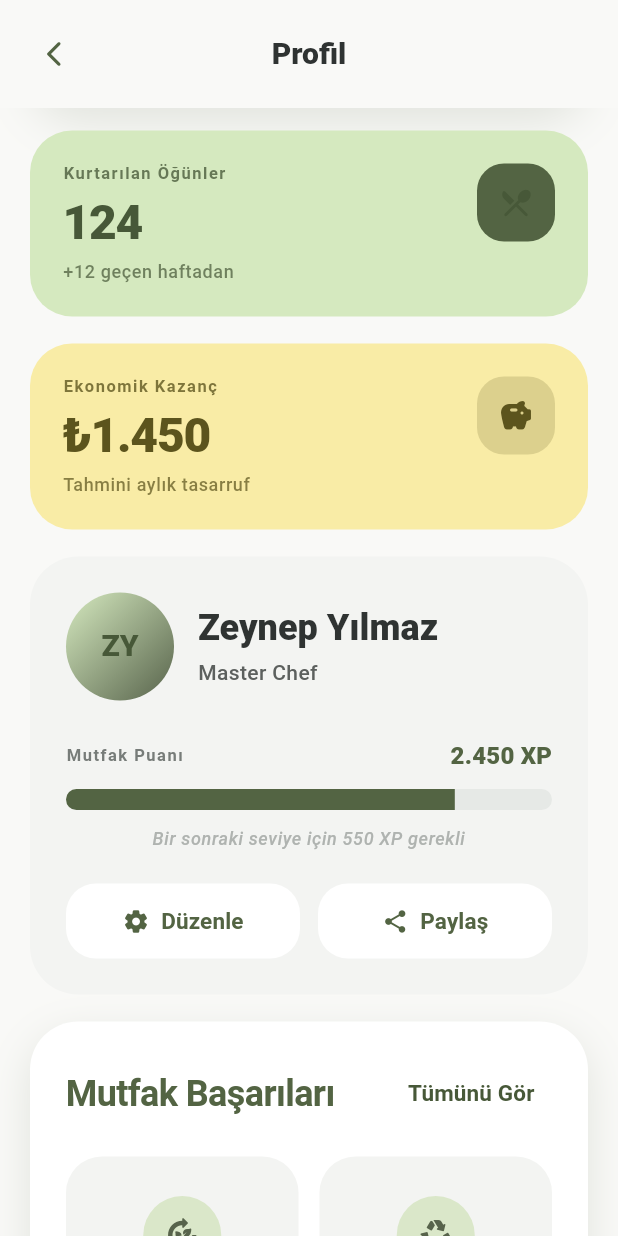
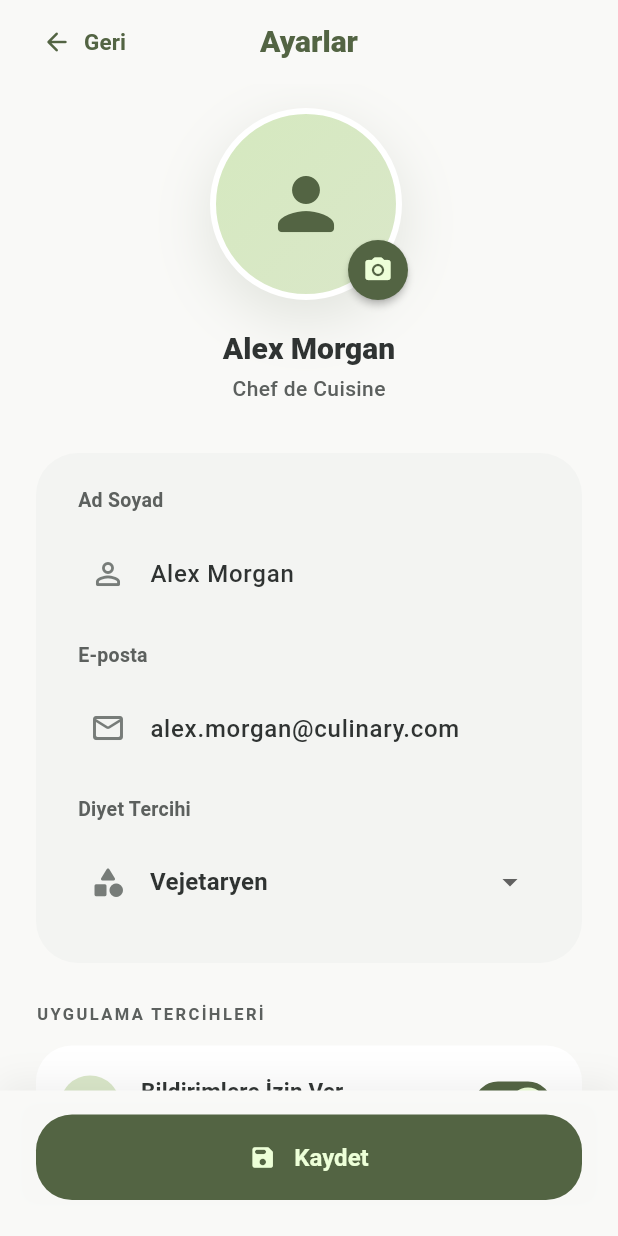
Before and after one commit to ElifKavurga/Mutfak-Asistanim, a Flutter app: the StatsProfileScreen screen opened by its route, scrolled down 576 dp, after a tap on "Düzenle", on a phone screen of 412 x 824 dp. Run offline on Flutter 3.47's test engine with Material 3 defaults, Android fonts, the phone set to English and light mode, and no system bars; our stand-ins replace camera, image_picker.

Commit message:
Profil yönetimi sayfası eklendi

```diff
--- a/mutfak_asistanim/lib/main.dart
+++ b/mutfak_asistanim/lib/main.dart
@@ -10,6 +10,7 @@ import 'screens/onboarding_screen.dart';
 import 'screens/plan_screen.dart';
 import 'screens/product_detail_screen.dart';
 import 'screens/recipe_detail_screen.dart';
+import 'screens/settings_screen.dart';
 import 'screens/shopping_list_screen.dart';
 import 'screens/splash_screen.dart';
 import 'screens/stats_profile_screen.dart';
@@ -41,6 +42,7 @@ class KitchenAssistantApp extends StatelessWidget {
         PlanScreen.routeName: (context) => const PlanScreen(),
         ProductDetailScreen.routeName: (context) => const ProductDetailScreen(),
         RecipeDetailScreen.routeName: (context) => const RecipeDetailScreen(),
+        SettingsScreen.routeName: (context) => const SettingsScreen(),
         ShoppingListScreen.routeName: (context) => const ShoppingListScreen(),
         StatsProfileScreen.routeName: (context) => const StatsProfileScreen(),
       },
--- /dev/null
+++ b/mutfak_asistanim/lib/screens/settings_screen.dart
@@ -0,0 +1,435 @@
+import 'package:flutter/material.dart';
+
+import '../theme/app_colors.dart';
+import '../widgets/category_dropdown.dart';
+import '../widgets/common_button.dart';
+import '../widgets/custom_input_field.dart';
+
+class SettingsScreen extends StatefulWidget {
+  const SettingsScreen({super.key});
+
+  static const String routeName = '/settings';
+
+  @override
+  State<SettingsScreen> createState() => _SettingsScreenState();
+}
+
+class _SettingsScreenState extends State<SettingsScreen> {
+  static const List<String> _dietOptions = [
+    'Hepçil',
+    'Vegan',
+    'Vejetaryen',
+    'Glutensiz',
+  ];
+
+  final TextEditingController _nameController = TextEditingController(
+    text: 'Alex Morgan',
+  );
+  final TextEditingController _emailController = TextEditingController(
+    text: 'alex.morgan@culinary.com',
+  );
+
+  String _selectedDiet = 'Vejetaryen';
+  bool _notificationsEnabled = true;
+  bool _darkModeEnabled = false;
+  bool _sustainabilityTipsEnabled = true;
+
+  @override
+  void dispose() {
+    _nameController.dispose();
+    _emailController.dispose();
+    super.dispose();
+  }
+
+  @override
+  Widget build(BuildContext context) {
+    final textTheme = Theme.of(context).textTheme;
+
+    return Scaffold(
+      backgroundColor: AppColors.background,
+      appBar: AppBar(
+        backgroundColor: AppColors.background,
+        surfaceTintColor: Colors.transparent,
+        automaticallyImplyLeading: false,
+        leadingWidth: 104,
+        leading: Padding(
+          padding: const EdgeInsets.only(left: 8),
+          child: TextButton.icon(
+            onPressed: () => Navigator.of(context).pop(),
+            icon: const Icon(Icons.arrow_back_rounded, size: 20),
+            label: Text(
+              'Geri',
+              style: textTheme.labelLarge?.copyWith(
+                color: AppColors.primary,
+                fontWeight: FontWeight.w700,
+              ),
+            ),
+            style: TextButton.styleFrom(
+              foregroundColor: AppColors.primary,
+              padding: const EdgeInsets.symmetric(horizontal: 10, vertical: 8),
+              shape: RoundedRectangleBorder(
+                borderRadius: BorderRadius.circular(999),
+              ),
+            ),
+          ),
+        ),
+        centerTitle: true,
+        title: Text(
+          'Ayarlar',
+          style: textTheme.titleLarge?.copyWith(
+            color: AppColors.primary,
+            fontWeight: FontWeight.w800,
+          ),
+        ),
+      ),
+      body: SafeArea(
+        child: LayoutBuilder(
+          builder: (context, viewport) {
+            final contentWidth = viewport.maxWidth > 760
+                ? 760.0
+                : viewport.maxWidth;
+
+            return Align(
+              alignment: Alignment.topCenter,
+              child: SizedBox(
+                width: contentWidth,
+                child: ListView(
+                  padding: const EdgeInsets.fromLTRB(24, 16, 24, 140),
+                  children: [
+                    const _ProfileHeader(),
+                    const SizedBox(height: 32),
+                    Container(
+                      padding: const EdgeInsets.all(24),
+                      decoration: BoxDecoration(
+                        color: AppColors.surfaceContainerLow,
+                        borderRadius: BorderRadius.circular(28),
+                      ),
+                      child: LayoutBuilder(
+                        builder: (context, constraints) {
+                          final isWide = constraints.maxWidth >= 560;
+
+                          return Column(
+                            children: [
+                              if (isWide)
+                                Row(
+                                  crossAxisAlignment: CrossAxisAlignment.start,
+                                  children: [
+                                    Expanded(
+                                      child: CustomInputField(
+                                        label: 'Ad Soyad',
+                                        hintText: 'Ad Soyad',
+                                        prefixIcon:
+                                            Icons.person_outline_rounded,
+                                        controller: _nameController,
+                                      ),
+                                    ),
+                                    const SizedBox(width: 16),
+                                    Expanded(
+                                      child: CustomInputField(
+                                        label: 'E-posta',
+                                        hintText: 'E-posta',
+                                        prefixIcon: Icons.mail_outline_rounded,
+                                        controller: _emailController,
+                                      ),
+                                    ),
+                                  ],
+                                )
+                              else ...[
+                                CustomInputField(
+                                  label: 'Ad Soyad',
+                                  hintText: 'Ad Soyad',
+                                  prefixIcon: Icons.person_outline_rounded,
+                                  controller: _nameController,
+                                ),
+                                const SizedBox(height: 16),
+                                CustomInputField(
+                                  label: 'E-posta',
+                                  hintText: 'E-posta',
+                                  prefixIcon: Icons.mail_outline_rounded,
+                                  controller: _emailController,
+                                ),
+                              ],
+                              const SizedBox(height: 16),
+                              CategoryDropdown(
+                                label: 'Diyet Tercihi',
+                                value: _selectedDiet,
+                                items: _dietOptions,
+                                onChanged: (value) {
+                                  if (value == null) {
+                                    return;
+                                  }
+
+                                  setState(() {
+                                    _selectedDiet = value;
+                                  });
+                                },
+                              ),
+                            ],
+                          );
+                        },
+                      ),
+                    ),
+                    const SizedBox(height: 28),
+                    Text(
+                      'UYGULAMA TERCİHLERİ',
+                      style: textTheme.labelSmall?.copyWith(
+                        color: AppColors.textSecondary,
+                        letterSpacing: 1.6,
+                      ),
+                    ),
+                    const SizedBox(height: 14),
+                    _PreferenceTile(
+                      title: 'Bildirimlere İzin Ver',
+                      subtitle: 'Yeni tarifler ve hatırlatıcılar',
+                      icon: Icons.notifications_rounded,
+                      iconBackgroundColor: AppColors.secondaryContainer,
+                      iconColor: AppColors.secondary,
+                      value: _notificationsEnabled,
+                      onChanged: (value) {
+                        setState(() {
+                          _notificationsEnabled = value;
+                        });
+                      },
+                    ),
+                    const SizedBox(height: 12),
+                    _PreferenceTile(
+                      title: 'Karanlık Tema',
+                      subtitle: 'Göz yorgunluğunu azaltın',
+                      icon: Icons.dark_mode_rounded,
+                      iconBackgroundColor: AppColors.secondaryContainer,
+                      iconColor: AppColors.secondary,
+                      value: _darkModeEnabled,
+                      onChanged: (value) {
+                        setState(() {
+                          _darkModeEnabled = value;
+                        });
+                      },
+                    ),
+                    const SizedBox(height: 12),
+                    _PreferenceTile(
+                      title: 'Sürdürülebilirlik İpuçları',
+                      subtitle: 'Haftalık ekolojik mutfak önerileri',
+                      icon: Icons.eco_rounded,
+                      iconBackgroundColor: AppColors.primaryContainer,
+                      iconColor: AppColors.primary,
+                      value: _sustainabilityTipsEnabled,
+                      onChanged: (value) {
+                        setState(() {
+                          _sustainabilityTipsEnabled = value;
+                        });
+                      },
+                    ),
+                  ],
+                ),
+              ),
+            );
+          },
+        ),
+      ),
+      bottomNavigationBar: Container(
+        decoration: BoxDecoration(
+          color: AppColors.background.withValues(alpha: 0.96),
+          boxShadow: const [
+            BoxShadow(
+              color: Color(0x122F3332),
+              blurRadius: 18,
+              offset: Offset(0, -6),
+            ),
+          ],
+        ),
+        child: SafeArea(
+          top: false,
+          minimum: const EdgeInsets.fromLTRB(24, 16, 24, 24),
+          child: Align(
+            alignment: Alignment.center,
+            heightFactor: 1,
+            child: ConstrainedBox(
+              constraints: const BoxConstraints(maxWidth: 760),
+              child: CommonButton(
+                label: 'Kaydet',
+                icon: const Icon(Icons.save_rounded),
+                onPressed: () {
+                  ScaffoldMessenger.of(context).showSnackBar(
+                    const SnackBar(content: Text('Ayarlar kaydedildi.')),
+                  );
+                },
+              ),
+            ),
+          ),
+        ),
+      ),
+    );
+  }
+}
+
+class _ProfileHeader extends StatelessWidget {
+  const _ProfileHeader();
+
+  @override
+  Widget build(BuildContext context) {
+    final textTheme = Theme.of(context).textTheme;
+
+    return Column(
+      children: [
+        SizedBox(
+          width: 132,
+          height: 132,
+          child: Stack(
+            clipBehavior: Clip.none,
+            children: [
+              Container(
+                width: 128,
+                height: 128,
+                decoration: BoxDecoration(
+                  shape: BoxShape.circle,
+                  border: Border.all(color: AppColors.surface, width: 4),
+                  gradient: const LinearGradient(
+                    begin: Alignment.topLeft,
+                    end: Alignment.bottomRight,
+                    colors: [
+                      AppColors.primaryContainer,
+                      AppColors.secondaryContainer,
+                    ],
+                  ),
+                  boxShadow: const [
+                    BoxShadow(
+                      color: AppColors.shadow,
+                      blurRadius: 32,
+                      offset: Offset(0, 12),
+                    ),
+                  ],
+                ),
+                alignment: Alignment.center,
+                child: const Icon(
+                  Icons.person_rounded,
+                  size: 56,
+                  color: AppColors.primary,
+                ),
+              ),
+              Positioned(
+                right: 0,
+                bottom: 4,
+                child: Material(
+                  color: AppColors.primary,
+                  shape: const CircleBorder(),
+                  elevation: 2,
+                  child: InkWell(
+                    customBorder: const CircleBorder(),
+                    onTap: () {},
+                    child: const Padding(
+                      padding: EdgeInsets.all(10),
+                      child: Icon(
+                        Icons.photo_camera_rounded,
+                        size: 20,
+                        color: AppColors.onPrimary,
+                      ),
+                    ),
+                  ),
+                ),
+              ),
+            ],
+          ),
+        ),
+        const SizedBox(height: 16),
+        Text(
+          'Alex Morgan',
+          style: textTheme.titleLarge?.copyWith(
+            color: AppColors.textPrimary,
+            fontWeight: FontWeight.w800,
+          ),
+        ),
+        const SizedBox(height: 4),
+        Text(
+          'Chef de Cuisine',
+          style: textTheme.bodyMedium?.copyWith(
+            color: AppColors.textSecondary,
+          ),
+        ),
+      ],
+    );
+  }
+}
+
+class _PreferenceTile extends StatelessWidget {
+  const _PreferenceTile({
+    required this.title,
+    required this.subtitle,
+    required this.icon,
+    required this.iconBackgroundColor,
+    required this.iconColor,
+    required this.value,
+    required this.onChanged,
+  });
+
+  final String title;
+  final String subtitle;
+  final IconData icon;
+  final Color iconBackgroundColor;
+  final Color iconColor;
+  final bool value;
+  final ValueChanged<bool> onChanged;
+
+  @override
+  Widget build(BuildContext context) {
+    final textTheme = Theme.of(context).textTheme;
+
+    return Container(
+      padding: const EdgeInsets.all(16),
+      decoration: BoxDecoration(
+        color: AppColors.surface,
+        borderRadius: BorderRadius.circular(24),
+      ),
+      child: Row(
+        children: [
+          Container(
+            width: 40,
+            height: 40,
+            decoration: BoxDecoration(
+              color: iconBackgroundColor,
+              shape: BoxShape.circle,
+            ),
+            alignment: Alignment.center,
+            child: Icon(icon, color: iconColor, size: 20),
+          ),
+          const SizedBox(width: 14),
+          Expanded(
+            child: Column(
+              crossAxisAlignment: CrossAxisAlignment.start,
+              children: [
+                Text(
+                  title,
+                  style: textTheme.labelLarge?.copyWith(
+                    color: AppColors.textPrimary,
+                  ),
+                ),
+                const SizedBox(height: 2),
+                Text(
+                  subtitle,
+                  style: textTheme.bodySmall?.copyWith(
+                    color: AppColors.textSecondary,
+                  ),
+                ),
+              ],
+            ),
+          ),
+          const SizedBox(width: 12),
+          Switch(
+            value: value,
+            onChanged: onChanged,
+            activeColor: AppColors.onPrimary,
+            activeTrackColor: AppColors.primary,
+            inactiveThumbColor: AppColors.surface,
+            inactiveTrackColor: AppColors.surfaceContainerHigh,
+            trackOutlineColor: WidgetStateProperty.resolveWith((states) {
+              if (states.contains(WidgetState.selected)) {
+                return Colors.transparent;
+              }
+
+              return AppColors.outlineVariant;
+            }),
+          ),
+        ],
+      ),
+    );
+  }
+}
--- a/mutfak_asistanim/lib/screens/stats_profile_screen.dart
+++ b/mutfak_asistanim/lib/screens/stats_profile_screen.dart
@@ -2,6 +2,7 @@ import 'dart:math' as math;
 
 import 'package:flutter/material.dart';
 
+import 'settings_screen.dart';
 import '../theme/app_colors.dart';
 import '../widgets/achievement_badge.dart';
 import '../widgets/stat_mini_card.dart';
@@ -444,7 +445,8 @@ class _ProfileSummaryCard extends StatelessWidget {
             children: [
               Expanded(
                 child: FilledButton.tonalIcon(
-                  onPressed: () {},
+                  onPressed: () =>
+                      Navigator.of(context).pushNamed(SettingsScreen.routeName),
                   icon: const Icon(Icons.settings_rounded),
                   label: const Text('Düzenle'),
                   style: FilledButton.styleFrom(
```
